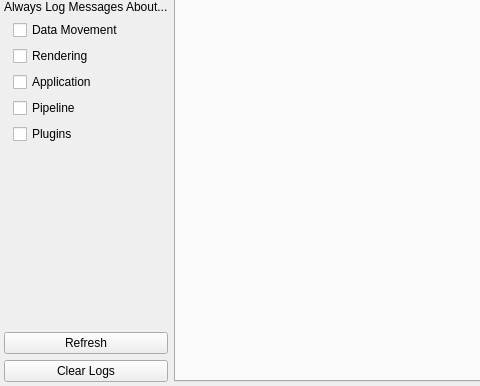
Old version of the form Qt/Components/Resources/UI/pqLogViewerDialog.ui in the repository Kitware/ParaView; both pictures show x 0 to 480 and y 392 to 778 of the 1155 by 778 pixel window.
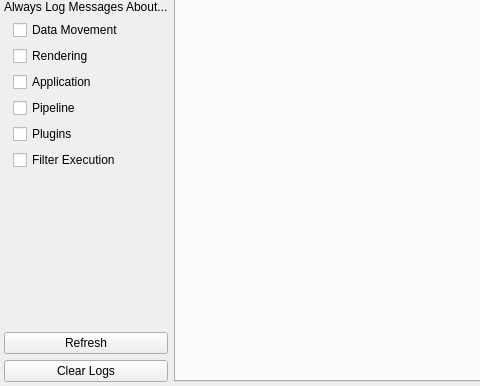
New version of the form.

Commit message:
Promote Execution log category in Log Viewer
  * add a checkbox in the viewer for Execution Category
  * add PARAVIEW_LOG_EXECUTION_VERBOSITY in Environment Variables doc

```diff
--- a/Qt/Components/Resources/UI/pqLogViewerDialog.ui
+++ b/Qt/Components/Resources/UI/pqLogViewerDialog.ui
@@ -355,6 +355,13 @@
             </property>
            </widget>
           </item>
+          <item>
+           <widget class="QCheckBox" name="executionCheckBox">
+            <property name="text">
+             <string>Filter Execution</string>
+            </property>
+           </widget>
+          </item>
          </layout>
         </widget>
        </item>
```
The commit also changes 3 other files.
